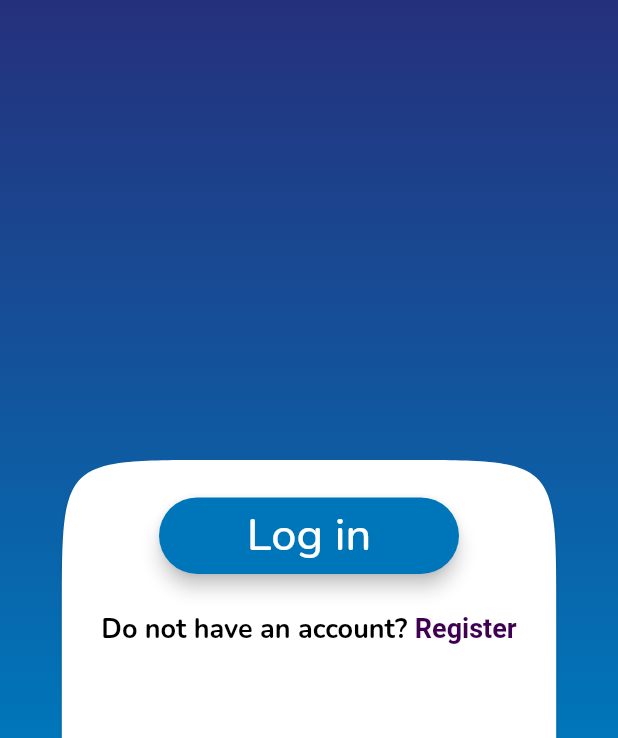
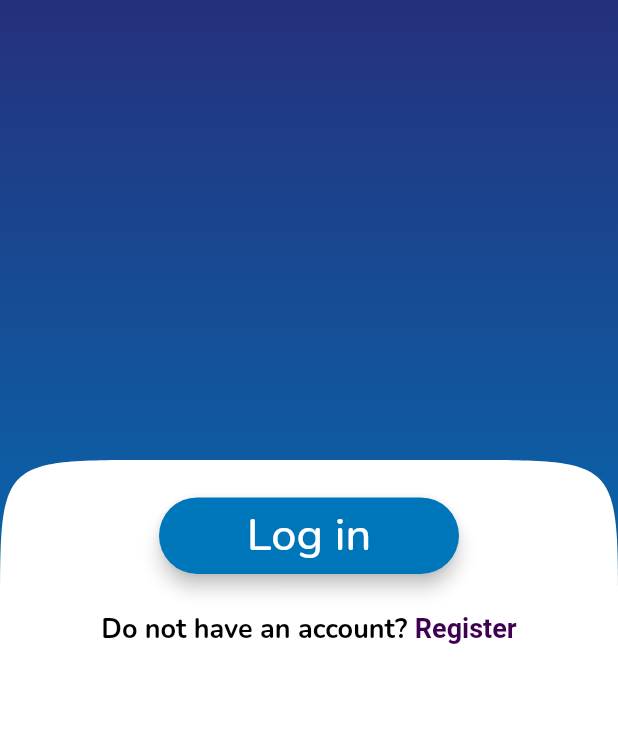
Before and after one commit to srangan24/Coronavirus-Application, a Flutter app: the screen it shows after launch, on a phone screen of 412 x 824 dp, the part 498-1236 px from its top. Run offline on Flutter 3.47's test engine with Material 2 defaults, Android fonts, the phone set to English and light mode, and no system bars; our stand-ins replace google_fonts.

Commit message:
Update main.dart

```diff
--- a/corona_ui/lib/main.dart
+++ b/corona_ui/lib/main.dart
@@ -24,7 +24,7 @@ class LoginCard extends StatelessWidget {
         borderRadius: BorderRadius.only(topRight: Radius.circular(100), topLeft: Radius.circular(100)),
       ),
       color: Colors.white,
-      margin: EdgeInsets.fromLTRB(cardWidth, cardHeight, cardWidth, 0),
+      margin: EdgeInsets.only(top: cardHeight, bottom: 0),
       child: Center(
       child: Column(
         children: <Widget>[
```
